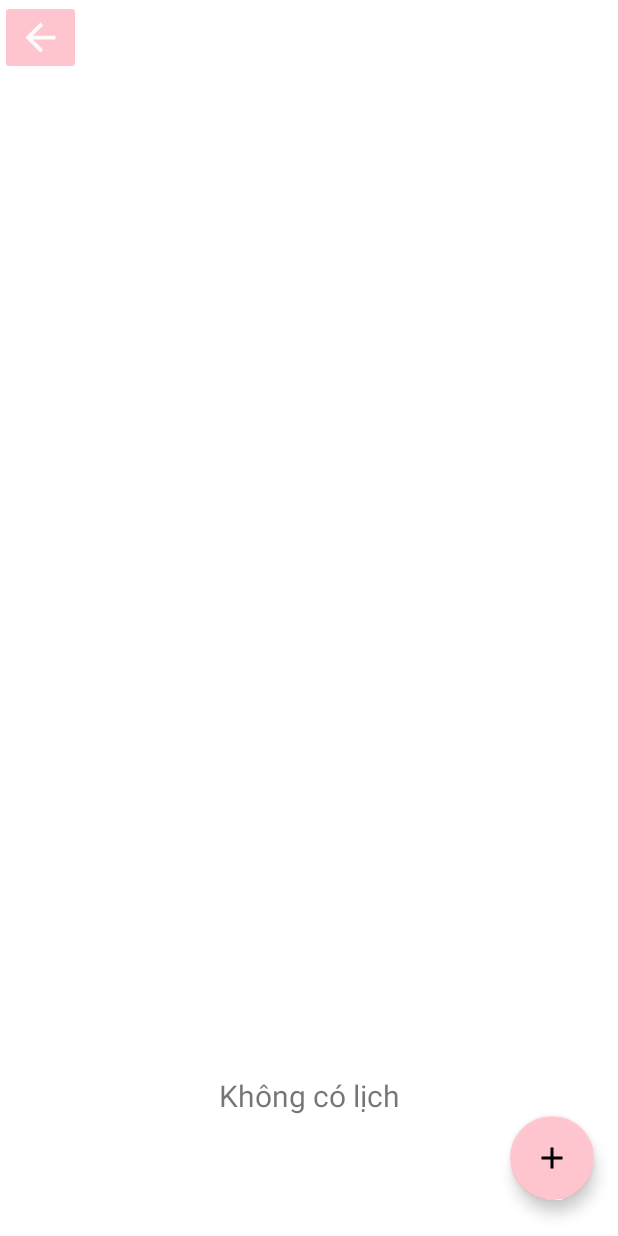
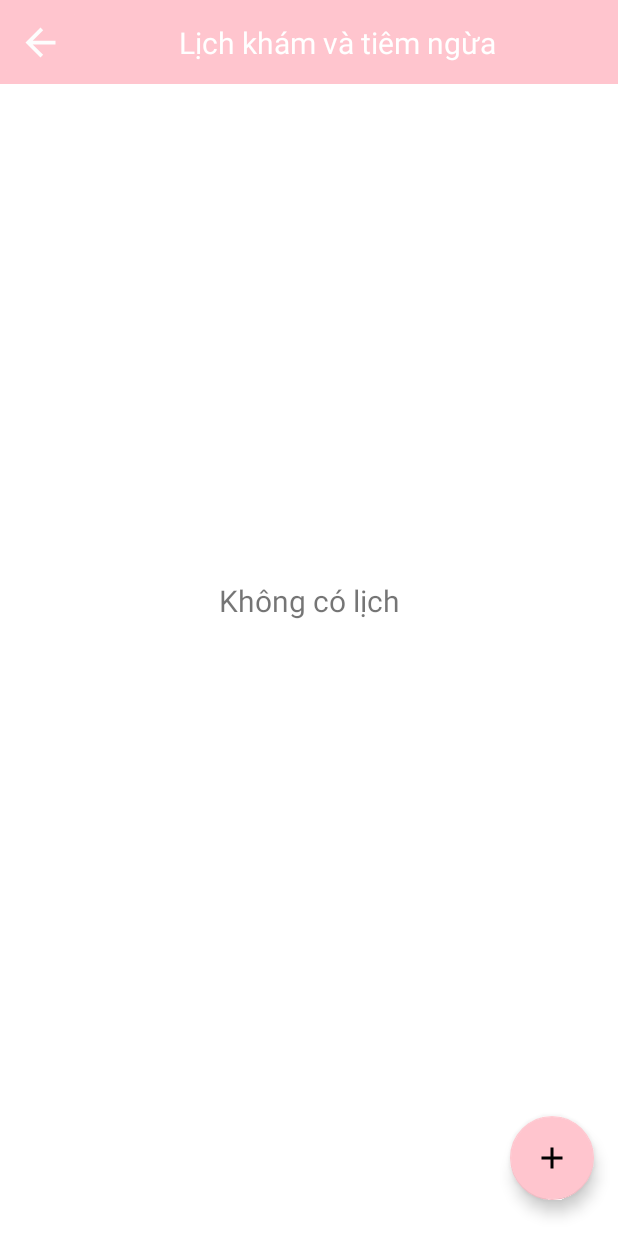
Before and after one commit to diemquynhNT/ConYeuDemo, an Android app: the screen it shows after launch (calendar_Activity), in the side drawer, after a tap on "Lịch khám và tiêm ngừa", on a phone screen of 412 x 824 dp. Run offline under Robolectric (Android 15) with nearby library versions, the phone set to English and light mode, and no system bars.

Commit message:
dimquynh-5h

```diff
--- a/app/src/main/java/com/example/conyeu/fragment_nav/Home_Fragment.java
+++ b/app/src/main/java/com/example/conyeu/fragment_nav/Home_Fragment.java
@@ -16,52 +16,8 @@ import com.example.conyeu.camnang.itemadapter;
 
 import java.util.ArrayList;
 
-/**
- * A simple {@link Fragment} subclass.
- * Use the {@link Home_Fragment#newInstance} factory method to
- * create an instance of this fragment.
- */
 public class Home_Fragment extends Fragment {
 
-    // TODO: Rename parameter arguments, choose names that match
-    // the fragment initialization parameters, e.g. ARG_ITEM_NUMBER
-    private static final String ARG_PARAM1 = "param1";
-    private static final String ARG_PARAM2 = "param2";
-
-    // TODO: Rename and change types of parameters
-    private String mParam1;
-    private String mParam2;
-
-    public Home_Fragment() {
-        // Required empty public constructor
-    }
-
-    /**
-     * Use this factory method to create a new instance of
-     * this fragment using the provided parameters.
-     *
-     * @param param1 Parameter 1.
-     * @param param2 Parameter 2.
-     * @return A new instance of fragment Home_Fragment.
-     */
-    // TODO: Rename and change types and number of parameters
-    public static Home_Fragment newInstance(String param1, String param2) {
-        Home_Fragment fragment = new Home_Fragment();
-        Bundle args = new Bundle();
-        args.putString(ARG_PARAM1, param1);
-        args.putString(ARG_PARAM2, param2);
-        fragment.setArguments(args);
-        return fragment;
-    }
-
-    @Override
-    public void onCreate(Bundle savedInstanceState) {
-        super.onCreate(savedInstanceState);
-        if (getArguments() != null) {
-            mParam1 = getArguments().getString(ARG_PARAM1);
-            mParam2 = getArguments().getString(ARG_PARAM2);
-        }
-    }
 
     View view;
     RecyclerView mRecyclerView;
--- a/app/src/main/res/layout/activity_calendar.xml
+++ b/app/src/main/res/layout/activity_calendar.xml
@@ -6,17 +6,17 @@
     android:layout_height="match_parent"
     tools:context=".calendar_Activity">
 
-<!--    <Toolbar-->
-<!--        android:id="@+id/toolbar_calendar"-->
-<!--        android:layout_width="match_parent"-->
-<!--        android:layout_height="wrap_content"-->
-<!--        android:background="@color/pink_violet"-->
-<!--        app:layout_constraintEnd_toEndOf="parent"-->
-<!--        app:layout_constraintHorizontal_bias="0.0"-->
-<!--        app:layout_constraintStart_toStartOf="parent"-->
-<!--        app:layout_constraintTop_toTopOf="parent">-->
+    <Toolbar
+        android:id="@+id/toolbar_calendar"
+        android:layout_width="match_parent"
+        android:layout_height="wrap_content"
+        android:background="@color/pink_violet"
+        app:layout_constraintEnd_toEndOf="parent"
+        app:layout_constraintHorizontal_bias="0.0"
+        app:layout_constraintStart_toStartOf="parent"
+        app:layout_constraintTop_toTopOf="parent">
 
-<!--    </Toolbar>-->
+    </Toolbar>
 
     <androidx.recyclerview.widget.RecyclerView
         android:id="@+id/rvCalendar"
```
